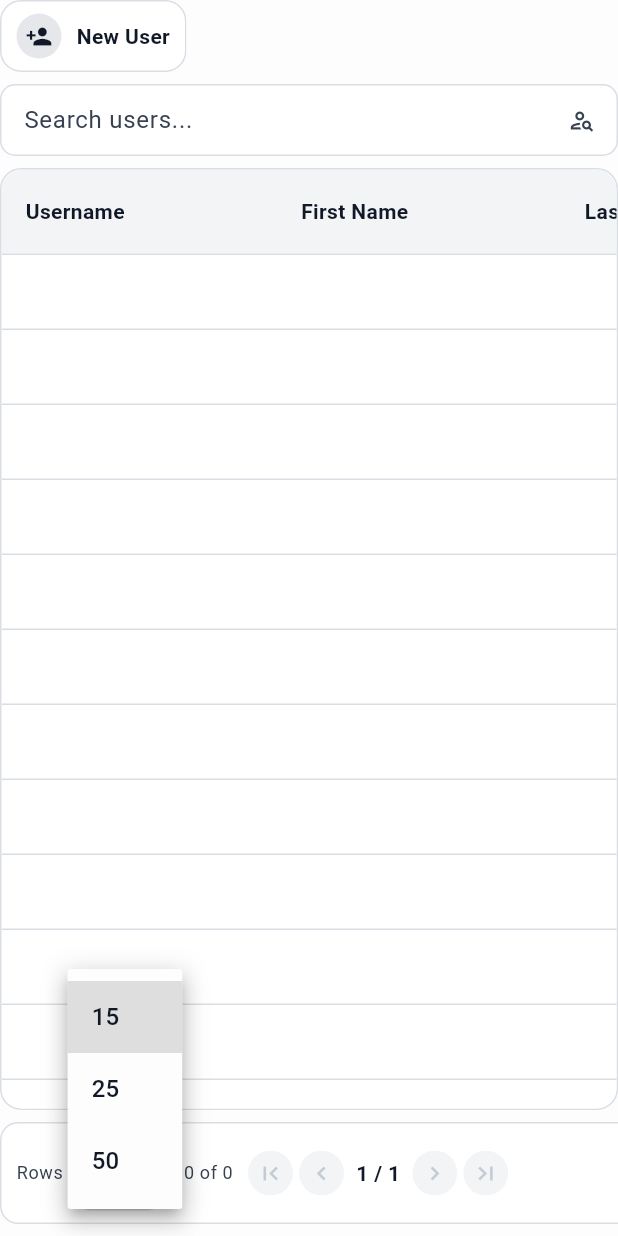
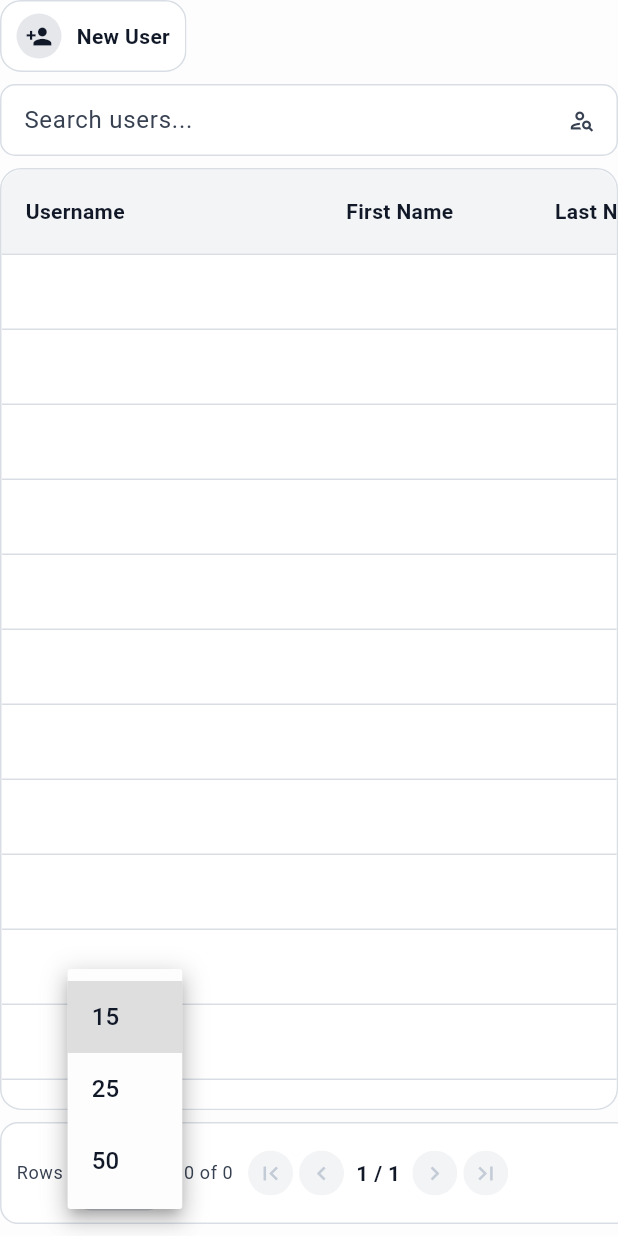
Before and after one commit to vorsocom/mugen-ui, a Flutter app: the LocalUserPanel widget shown alone on an empty page, opened directly, after a tap on "15", on a phone screen of 412 x 824 dp. Run offline on Flutter 3.47's test engine with Material 3 defaults, Android fonts, the phone set to English and light mode, and no system bars; our stand-ins replace file_picker, flutter_markdown_plus, flutter_riverpod, riverpod_annotation, web; missing offline and left inert: dart:js_interop; accounts and stored records are empty; generated files the repository leaves out were written again.

Commit message:
fix: let table cell text use full column width

```diff
--- a/lib/features/user_admin/presentation/widgets/local_user_panel.dart
+++ b/lib/features/user_admin/presentation/widgets/local_user_panel.dart
@@ -14,6 +14,9 @@ import 'package:mugen_ui/features/user_admin/domain/entities/user_entity.dart';
 import 'package:mugen_ui/features/user_admin/presentation/providers/user_admin_providers.dart';
 import 'package:mugen_ui/shared/presentation/theme/app_form_style.dart';
 import 'package:mugen_ui/shared/presentation/theme/app_ui_palette.dart';
+
+const double _localUserActionsColumnWidth = 244;
+const double _localUserRoleStatusColumnWidth = 96;
 
 class LocalUserPanel extends ConsumerStatefulWidget {
   const LocalUserPanel({super.key}); // coverage:ignore-line
@@ -265,11 +268,28 @@ class _LocalUserPanelState extends ConsumerState<LocalUserPanel> {
                           horizontalMargin: 16,
                           dividerThickness: 1.0,
                           columns: const [
-                            DataColumn(label: Text('Username')),
-                            DataColumn(label: Text('First Name')),
-                            DataColumn(label: Text('Last Name')),
-                            DataColumn(label: Text('Date Created')),
-                            DataColumn(label: Text('Actions')),
+                            DataColumn(
+                              columnWidth: FlexColumnWidth(2.2),
+                              label: _UserTableHeaderText('Username'),
+                            ),
+                            DataColumn(
+                              columnWidth: FlexColumnWidth(1.4),
+                              label: _UserTableHeaderText('First Name'),
+                            ),
+                            DataColumn(
+                              columnWidth: FlexColumnWidth(1.4),
+                              label: _UserTableHeaderText('Last Name'),
+                            ),
+                            DataColumn(
+                              columnWidth: FlexColumnWidth(2),
+                              label: _UserTableHeaderText('Date Created'),
+                            ),
+                            DataColumn(
+                              columnWidth: FixedColumnWidth(
+                                _localUserActionsColumnWidth,
+                              ),
+                              label: _UserTableHeaderText('Actions'),
+                            ),
                           ],
                           rows: List<DataRow>.generate(state.pageSize, (index) {
                             final rowBackground = index.isEven
@@ -297,11 +317,11 @@ class _LocalUserPanelState extends ConsumerState<LocalUserPanel> {
                                 rowBackground,
                               ),
                               cells: [
-                                DataCell(Text(user.userName)),
-                                DataCell(Text(user.person.firstName)),
-                                DataCell(Text(user.person.lastName)),
+                                DataCell(_UserTableText(user.userName)),
+                                DataCell(_UserTableText(user.person.firstName)),
+                                DataCell(_UserTableText(user.person.lastName)),
                                 DataCell(
-                                  Text(
+                                  _UserTableText(
                                     '${user.dateCreated.toUtc()}'
                                         .split('.')
                                         .first,
@@ -630,6 +650,31 @@ class _PaginatorIconButton extends StatelessWidget {
   }
 }
 
+class _UserTableHeaderText extends StatelessWidget {
+  const _UserTableHeaderText(this.value);
+
+  final String value;
+
+  @override
+  Widget build(BuildContext context) {
+    return Expanded(child: Text(value, overflow: TextOverflow.ellipsis));
+  }
+}
+
+class _UserTableText extends StatelessWidget {
+  const _UserTableText(this.value);
+
+  final String value;
+
+  @override
+  Widget build(BuildContext context) {
+    return SizedBox(
+      width: double.infinity,
+      child: Text(value, maxLines: 1, overflow: TextOverflow.ellipsis),
+    );
+  }
+}
+
 class _LocalUserActionIcon extends StatelessWidget {
   const _LocalUserActionIcon({
     required this.icon,
@@ -1436,14 +1481,22 @@ class _EditRolesFormState extends ConsumerState<_EditRolesForm> {
                         AppUiPalette.surfaceMuted,
                       ),
                       columns: const [
-                        DataColumn(label: Text('Role')),
-                        DataColumn(label: Text('Status')),
+                        DataColumn(
+                          columnWidth: FlexColumnWidth(),
+                          label: _UserTableHeaderText('Role'),
+                        ),
+                        DataColumn(
+                          columnWidth: FixedColumnWidth(
+                            _localUserRoleStatusColumnWidth,
+                          ),
+                          label: _UserTableHeaderText('Status'),
+                        ),
                       ],
                       rows: [
                         for (final role in state.roles)
                           DataRow(
                             cells: [
-                              DataCell(Text(role.displayName)),
+                              DataCell(_UserTableText(role.displayName)),
                               DataCell(
                                 Checkbox(
                                   value: _selectedRoleNames.contains(role.name),
```
Also changed, not shown: lib/shared/presentation/acp_admin/acp_admin_panel.dart (+22 -29 lines), 3 other files.
